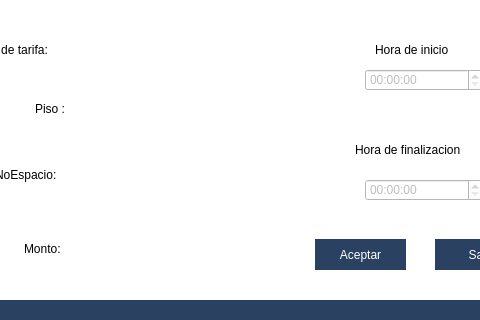
The window that Estacionamiento/usuario.ui (FernandoHS-0/Estacionamiento) describes before a commit, drawn with Qt 5; both pictures show x 135 to 615 and y 251 to 571 of the 729 by 571 pixel window.
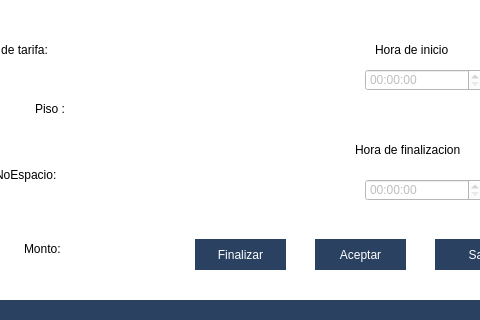
The same window after the commit. Icons and pictures are not drawn.

```diff
--- a/Estacionamiento/usuario.ui
+++ b/Estacionamiento/usuario.ui
@@ -282,6 +282,31 @@
      <string>Salir</string>
     </property>
    </widget>
+   <widget class="QPushButton" name="Finalizar">
+    <property name="geometry">
+     <rect>
+      <x>290</x>
+      <y>320</y>
+      <width>91</width>
+      <height>31</height>
+     </rect>
+    </property>
+    <property name="styleSheet">
+     <string notr="true">QPushButton{
+	background-color: #2A4161;
+	color: white;
+	font: 10pt &quot;Corbel&quot;;
+	border: none;
+}
+
+QPushButton:Hover{
+	background-color: #C2C9F2;
+}</string>
+    </property>
+    <property name="text">
+     <string>Finalizar</string>
+    </property>
+   </widget>
   </widget>
   <widget class="QPushButton" name="pushButton_2">
    <property name="geometry">
```
